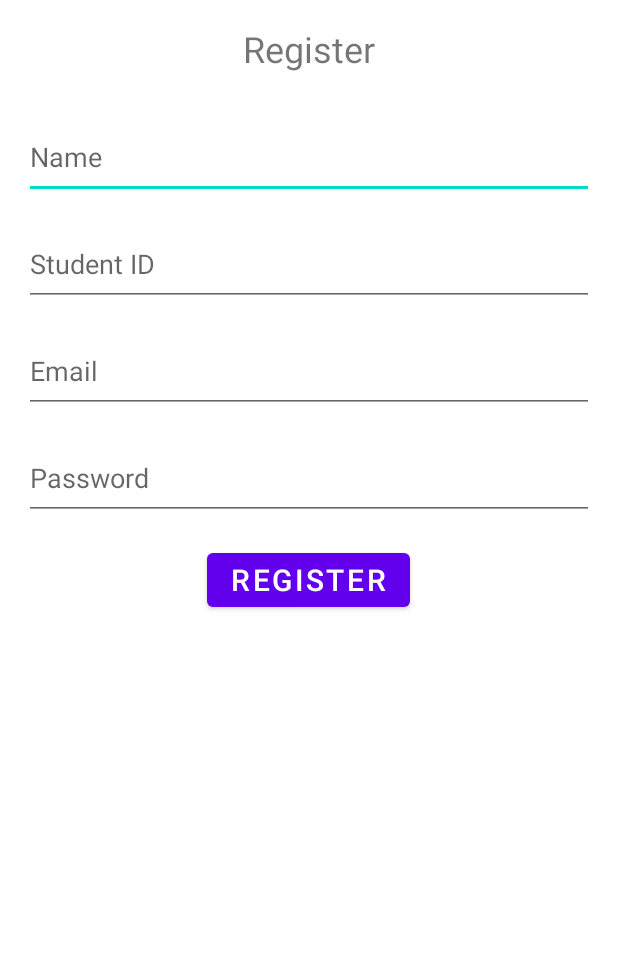
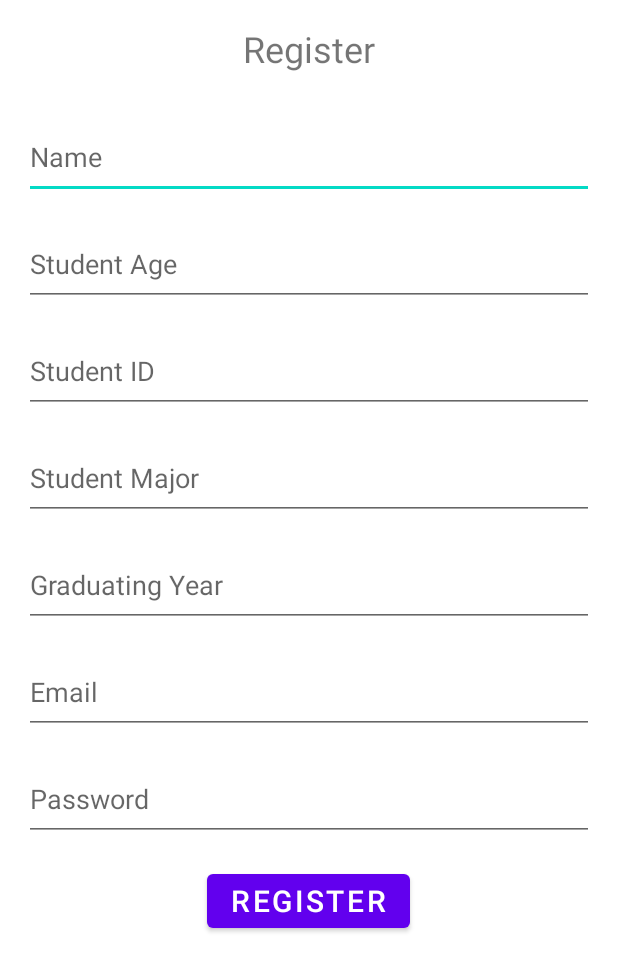
Before and after one commit to jhiltonjones/GSU_app, an Android app: the Register screen opened directly, with no data from a screen before it, after a tap on "REGISTER", on a phone screen of 412 x 824 dp. Shown: the top 971 px of the screen. Run offline under Robolectric (Android 15) with nearby library versions, the phone set to English and light mode, and no system bars; our stand-ins replace Firebase (no records; nobody signed in at launch, a user with empty details on screens opened directly).

Commit message:
app finished

```diff
--- a/app/src/main/java/com/example/studentfeedbackapp/Register.kt
+++ b/app/src/main/java/com/example/studentfeedbackapp/Register.kt
@@ -31,6 +31,9 @@ class Register : AppCompatActivity() {
         val idEditText = findViewById<EditText>(R.id.register_id)
         val emailEditText = findViewById<EditText>(R.id.register_email)
         val passwordEditText = findViewById<EditText>(R.id.register_password)
+        val ageEditText = findViewById<EditText>(R.id.register_age)
+        val majorEditText = findViewById<EditText>(R.id.register_major)
+        val gyearEditText = findViewById<EditText>(R.id.register_gyear)
 
 
 
@@ -39,7 +42,9 @@ class Register : AppCompatActivity() {
             val id = idEditText.text.toString()
             val email = emailEditText.text.toString()
             val password = passwordEditText.text.toString()
-            val age = 19
+            val age = ageEditText.text.toString()
+            val major = majorEditText.text.toString()
+            val graduateyear = gyearEditText.text.toString()
 
             // Call the Firebase Authentication API to create a new user with the specified email and password
             auth.createUserWithEmailAndPassword(email, password)
@@ -55,8 +60,8 @@ class Register : AppCompatActivity() {
                         user?.updateProfile(profileUpdates)?.addOnCompleteListener {
                             if (it.isSuccessful) {
                                 // User profile update successful, navigate to the ClassList activity
-                                val intent = Intent(this, ClassList::class.java)
-                                saveFirestore(email,name,age,id)
+                                val intent = Intent(this, Login::class.java)
+                                saveFirestore(email,name,age,id,major,graduateyear)
                                 startActivity(intent)
                                 finish()
                             } else {
@@ -89,7 +94,7 @@ class Register : AppCompatActivity() {
         }
     }
 
-    private fun saveFirestore(Email: String, Name: String, Age: Int, StudentID: String) {
+    private fun saveFirestore(Email: String, Name: String, Age: String, StudentID: String,Major:String,GraduateYear:String) {
         val db = FirebaseFirestore.getInstance()
 
         val reviewMap: HashMap<String, Any> = hashMapOf(
@@ -98,6 +103,8 @@ class Register : AppCompatActivity() {
             "Name" to Name,
             "Age" to Age,
             "StudentID" to StudentID,
+            "Major" to Major,
+            "Graduating_Year" to GraduateYear,
             "Timestamp" to FieldValue.serverTimestamp()
         )
 
--- a/app/src/main/res/layout/register.xml
+++ b/app/src/main/res/layout/register.xml
@@ -23,12 +23,42 @@
         android:layout_marginLeft="16dp"
         android:layout_marginRight="16dp"/>
     <EditText
+        android:id="@+id/register_age"
+        android:layout_width="match_parent"
+        android:layout_height="55dp"
+        android:hint="Student Age"
+        android:inputType="textEmailAddress"
+        android:layout_below="@id/register_name"
+        android:layout_marginTop="16dp"
+        android:layout_marginLeft="16dp"
+        android:layout_marginRight="16dp"/>
+    <EditText
         android:id="@+id/register_id"
         android:layout_width="match_parent"
         android:layout_height="55dp"
         android:hint="Student ID"
         android:inputType="textEmailAddress"
-        android:layout_below="@id/register_name"
+        android:layout_below="@id/register_age"
+        android:layout_marginTop="16dp"
+        android:layout_marginLeft="16dp"
+        android:layout_marginRight="16dp"/>
+    <EditText
+        android:id="@+id/register_major"
+        android:layout_width="match_parent"
+        android:layout_height="55dp"
+        android:hint="Student Major"
+        android:inputType="textEmailAddress"
+        android:layout_below="@id/register_id"
+        android:layout_marginTop="16dp"
+        android:layout_marginLeft="16dp"
+        android:layout_marginRight="16dp"/>
+    <EditText
+        android:id="@+id/register_gyear"
+        android:layout_width="match_parent"
+        android:layout_height="55dp"
+        android:hint="Graduating Year"
+        android:inputType="textEmailAddress"
+        android:layout_below="@id/register_major"
         android:layout_marginTop="16dp"
         android:layout_marginLeft="16dp"
         android:layout_marginRight="16dp"/>
@@ -40,7 +70,7 @@
         android:layout_height="55dp"
         android:hint="Email"
         android:inputType="textEmailAddress"
-        android:layout_below="@id/register_id"
+        android:layout_below="@id/register_gyear"
         android:layout_marginTop="16dp"
         android:layout_marginLeft="16dp"
         android:layout_marginRight="16dp"/>
@@ -49,12 +79,12 @@
         android:id="@+id/register_password"
         android:layout_width="match_parent"
         android:layout_height="55dp"
-        android:hint="Password"
-        android:inputType="textPassword"
         android:layout_below="@id/register_email"
         android:layout_marginTop="16dp"
         android:layout_marginLeft="16dp"
-        android:layout_marginRight="16dp"/>
+        android:layout_marginRight="16dp"
+        android:hint="Password"
+        android:inputType="textPassword" />
 
     <Button
         android:id="@+id/register_button"
@@ -63,6 +93,7 @@
         android:layout_below="@+id/register_password"
         android:layout_centerHorizontal="true"
         android:layout_marginTop="16dp"
+        android:layout_marginBottom="191dp"
         android:text="Register"
         android:textSize="20sp" />
 
```
Also changed, not shown: app/src/main/java/com/example/studentfeedbackapp/Profile.kt (+7 -5 lines), app/src/main/res/layout/profile.xml (+35 -25 lines).
